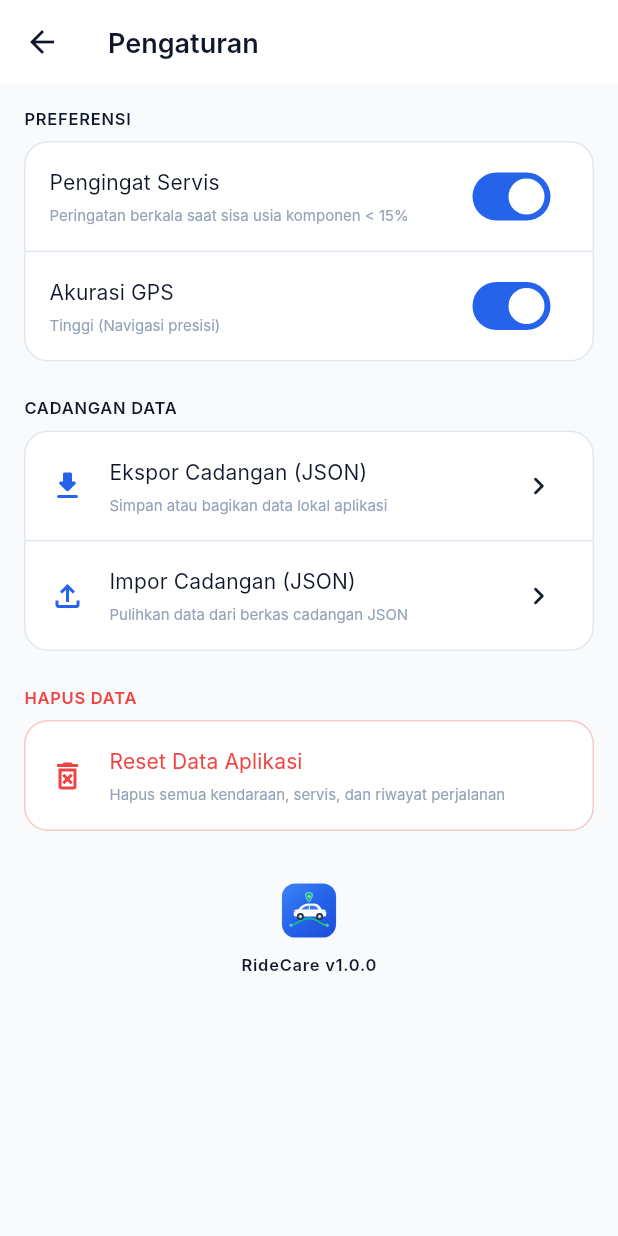
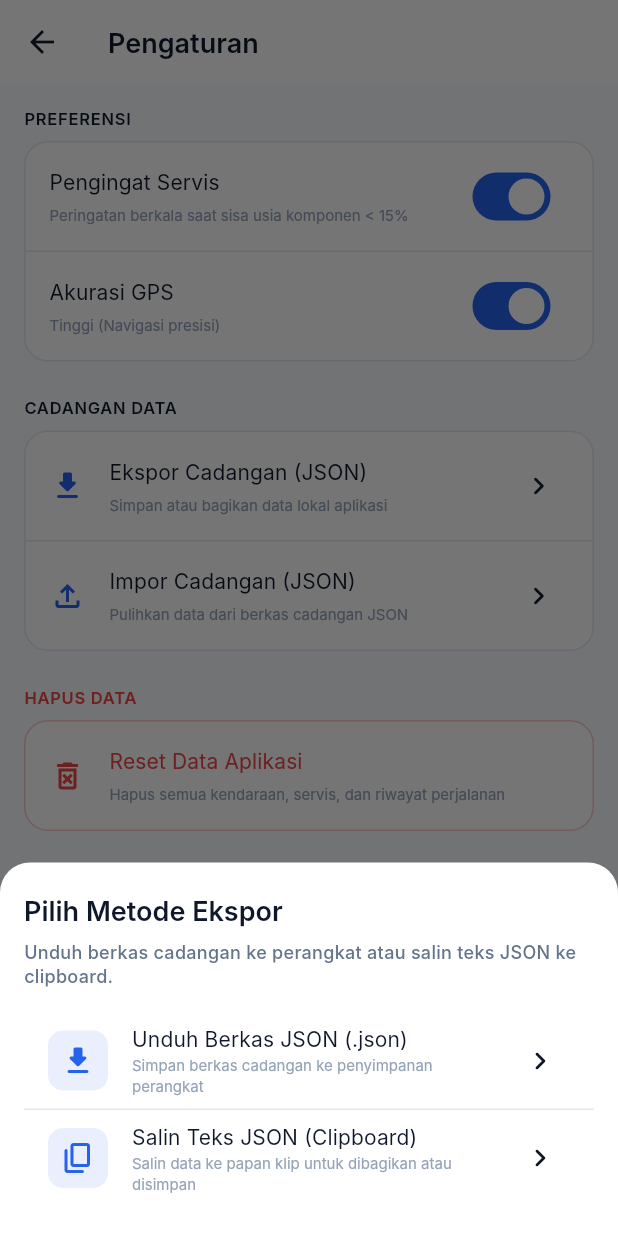
Before and after one commit to laomanda/deteksi-kendaraan, a Flutter app: the SettingsScreen screen opened directly, after a tap on "Ekspor Cadangan (JSON)", on a phone screen of 412 x 824 dp. Run offline on Flutter 3.47's test engine with Material 3 defaults, Android fonts, the phone set to English and light mode, and no system bars; our stand-ins replace flutter_dotenv, flutter_local_notifications, flutter_map, flutter_riverpod, flutter_svg, geolocator and 9 more; missing offline and left inert: dart:js_interop, file_selector; accounts and stored records are empty; Roboto replaces fonts that are missing (Inter).

Commit message:
fix(backup): fix Navigator.share permission denied with direct web download and clipboard fallback

```diff
--- a/lib/features/settings/presentation/screens/settings_screen.dart
+++ b/lib/features/settings/presentation/screens/settings_screen.dart
@@ -1,4 +1,5 @@
 import 'package:flutter/material.dart';
+import 'package:flutter/services.dart';
 import 'package:flutter_riverpod/flutter_riverpod.dart';
 import 'package:flutter_svg/flutter_svg.dart';
 import '../../../../core/constants/app_colors.dart';
@@ -43,23 +44,114 @@ class _SettingsScreenState extends ConsumerState<SettingsScreen> {
     HiveRegistrar.settingsBox.put('high_accuracy_gps', val);
   }
 
-  Future<void> _exportBackup() async {
+  Future<void> _exportBackupFile() async {
     setState(() => _isExporting = true);
     try {
-      await BackupService.exportDatabase();
+      final success = await BackupService.exportDatabase();
+      if (!mounted) return;
+      if (success) {
+        ScaffoldMessenger.of(context).showSnackBar(
+          const SnackBar(
+            content: Text('Berkas cadangan berhasil diekspor/diunduh.'),
+            backgroundColor: AppColors.healthOptimal,
+            behavior: SnackBarBehavior.floating,
+          ),
+        );
+      }
     } catch (e) {
+      // Fallback: Salin ke clipboard jika dialog file atau share diblokir browser/OS
+      final jsonString = BackupService.generateExportJson();
+      await Clipboard.setData(ClipboardData(text: jsonString));
+
       if (mounted) {
         ScaffoldMessenger.of(context).showSnackBar(
           SnackBar(
-            content: Text('Gagal mengekspor data: $e'),
-            backgroundColor: AppColors.healthCritical,
+            content: Text('Gagal menyimpan berkas ($e). Data JSON telah disalin ke papan klip!'),
+            backgroundColor: AppColors.healthModerate,
             behavior: SnackBarBehavior.floating,
+            duration: const Duration(seconds: 4),
           ),
         );
       }
     } finally {
       if (mounted) setState(() => _isExporting = false);
     }
+  }
+
+  Future<void> _copyExportJsonToClipboard() async {
+    final jsonString = BackupService.generateExportJson();
+    await Clipboard.setData(ClipboardData(text: jsonString));
+    if (!mounted) return;
+    ScaffoldMessenger.of(context).showSnackBar(
+      const SnackBar(
+        content: Text('Data cadangan JSON berhasil disalin ke papan klip!'),
+        backgroundColor: AppColors.healthOptimal,
+        behavior: SnackBarBehavior.floating,
+      ),
+    );
+  }
+
+  void _showExportOptions() {
+    showModalBottomSheet(
+      context: context,
+      backgroundColor: AppColors.surfaceWhite,
+      shape: const RoundedRectangleBorder(
+        borderRadius: BorderRadius.vertical(top: Radius.circular(20)),
+      ),
+      builder: (ctx) => SafeArea(
+        child: Padding(
+          padding: const EdgeInsets.symmetric(vertical: 20, horizontal: 16),
+          child: Column(
+            mainAxisSize: MainAxisSize.min,
+            crossAxisAlignment: CrossAxisAlignment.start,
+            children: [
+              Text('Pilih Metode Ekspor', style: AppTypography.heading2),
+              const SizedBox(height: 8),
+              Text(
+                'Unduh berkas cadangan ke perangkat atau salin teks JSON ke clipboard.',
+                style: AppTypography.bodySmall,
+              ),
+              const SizedBox(height: 16),
+              ListTile(
+                leading: Container(
+                  padding: const EdgeInsets.all(8),
+                  decoration: BoxDecoration(
+                    color: AppColors.primaryBlue.withValues(alpha: 0.1),
+                    borderRadius: BorderRadius.circular(10),
+                  ),
+                  child: const Icon(Icons.download_rounded, color: AppColors.primaryBlue),
+                ),
+                title: Text('Unduh Berkas JSON (.json)', style: AppTypography.bodyMedium),
+                subtitle: Text('Simpan berkas cadangan ke penyimpanan perangkat', style: AppTypography.captionSubtle),
+                trailing: const Icon(Icons.chevron_right_rounded),
+                onTap: () {
+                  Navigator.pop(ctx);
+                  _exportBackupFile();
+                },
+              ),
+              const Divider(height: 1),
+              ListTile(
+                leading: Container(
+                  padding: const EdgeInsets.all(8),
+                  decoration: BoxDecoration(
+                    color: AppColors.primaryBlue.withValues(alpha: 0.1),
+                    borderRadius: BorderRadius.circular(10),
+                  ),
+                  child: const Icon(Icons.copy_rounded, color: AppColors.primaryBlue),
+                ),
+                title: Text('Salin Teks JSON (Clipboard)', style: AppTypography.bodyMedium),
+                subtitle: Text('Salin data ke papan klip untuk dibagikan atau disimpan', style: AppTypography.captionSubtle),
+                trailing: const Icon(Icons.chevron_right_rounded),
+                onTap: () {
+                  Navigator.pop(ctx);
+                  _copyExportJsonToClipboard();
+                },
+              ),
+            ],
+          ),
+        ),
+      ),
+    );
   }
 
   Future<void> _processImportResult(ImportResult result) async {
@@ -399,7 +491,7 @@ class _SettingsScreenState extends ConsumerState<SettingsScreen> {
                             child: CircularProgressIndicator(strokeWidth: 2),
                           )
                         : const Icon(Icons.chevron_right_rounded),
-                    onTap: (_isExporting || _isImporting) ? null : _exportBackup,
+                    onTap: (_isExporting || _isImporting) ? null : _showExportOptions,
                   ),
                   const Divider(height: 1),
                   ListTile(
--- a/lib/shared/services/backup_service.dart
+++ b/lib/shared/services/backup_service.dart
@@ -1,14 +1,12 @@
 import 'dart:convert';
-import 'dart:io';
 import 'package:file_selector/file_selector.dart';
 import 'package:flutter/foundation.dart';
-import 'package:path_provider/path_provider.dart';
-import 'package:share_plus/share_plus.dart';
 import '../../core/database/hive_registrar.dart';
 import '../../features/maintenance/data/models/maintenance_item_model.dart';
 import '../../features/maintenance/data/models/service_log_model.dart';
 import '../../features/ride_tracking/data/models/ride_session_model.dart';
 import '../../features/vehicle/data/models/vehicle_model.dart';
+import 'file_download/file_download.dart';
 
 /// DTO representasi hasil impor berkas cadangan
 class ImportResult {
@@ -33,8 +31,8 @@ class ImportResult {
 class BackupService {
   BackupService._();
 
-  /// Exports all Hive database data into a formatted JSON file and invokes the native share sheet
-  static Future<void> exportDatabase() async {
+  /// Generates full JSON string of all local database boxes
+  static String generateExportJson() {
     final vehicles = HiveRegistrar.vehiclesBox.values.map((v) => v.toJson()).toList();
     final maintenance =
         HiveRegistrar.maintenanceBox.values.map((m) => m.toJson()).toList();
@@ -63,32 +61,19 @@ class BackupService {
       if (vehicleMaintenanceMap.isNotEmpty) 'vehicle_maintenance': vehicleMaintenanceMap,
     };
 
-    final jsonString = const JsonEncoder.withIndent('  ').convert(exportData);
+    return const JsonEncoder.withIndent('  ').convert(exportData);
+  }
+
+  /// Exports all Hive database data into a formatted JSON file
+  static Future<bool> exportDatabase() async {
+    final jsonString = generateExportJson();
     final timestamp = DateTime.now().millisecondsSinceEpoch;
+    final fileName = 'ridecare_backup_$timestamp.json';
 
-    if (kIsWeb) {
-      await Share.shareXFiles(
-        [
-          XFile.fromData(
-            utf8.encode(jsonString),
-            mimeType: 'application/json',
-            name: 'ridecare_backup_$timestamp.json',
-          ),
-        ],
-        subject: 'RideCare Local Backup ($timestamp)',
-        text: 'Berkas cadangan data lokal RideCare Anda.',
-      );
-      return;
-    }
-
-    final dir = await getTemporaryDirectory();
-    final file = File('${dir.path}/ridecare_backup_$timestamp.json');
-    await file.writeAsString(jsonString);
-
-    await Share.shareXFiles(
-      [XFile(file.path, mimeType: 'application/json')],
-      subject: 'RideCare Local Backup ($timestamp)',
-      text: 'Berkas cadangan data lokal RideCare Anda.',
+    return await saveOrDownloadFile(
+      content: jsonString,
+      fileName: fileName,
+      mimeType: 'application/json',
     );
   }
 
--- /dev/null
+++ b/lib/shared/services/file_download/file_download.dart
@@ -0,0 +1,3 @@
+export 'file_download_stub.dart'
+    if (dart.library.js_interop) 'file_download_web.dart'
+    if (dart.library.io) 'file_download_io.dart';
--- a/pubspec.yaml
+++ b/pubspec.yaml
@@ -52,6 +52,7 @@ dependencies:
   supabase_flutter: ^2.8.3
   flutter_dotenv: ^5.2.1
   file_selector: ^1.1.0
+  web: ^0.5.1
 
 dev_dependencies:
   flutter_test:
```
Also changed, not shown: lib/shared/services/file_download/file_download_io.dart (added, +43 -0 lines), lib/shared/services/file_download/file_download_stub.dart (added, +8 -0 lines), lib/shared/services/file_download/file_download_web.dart (added, +27 -0 lines), pubspec.lock, 1 other file.
